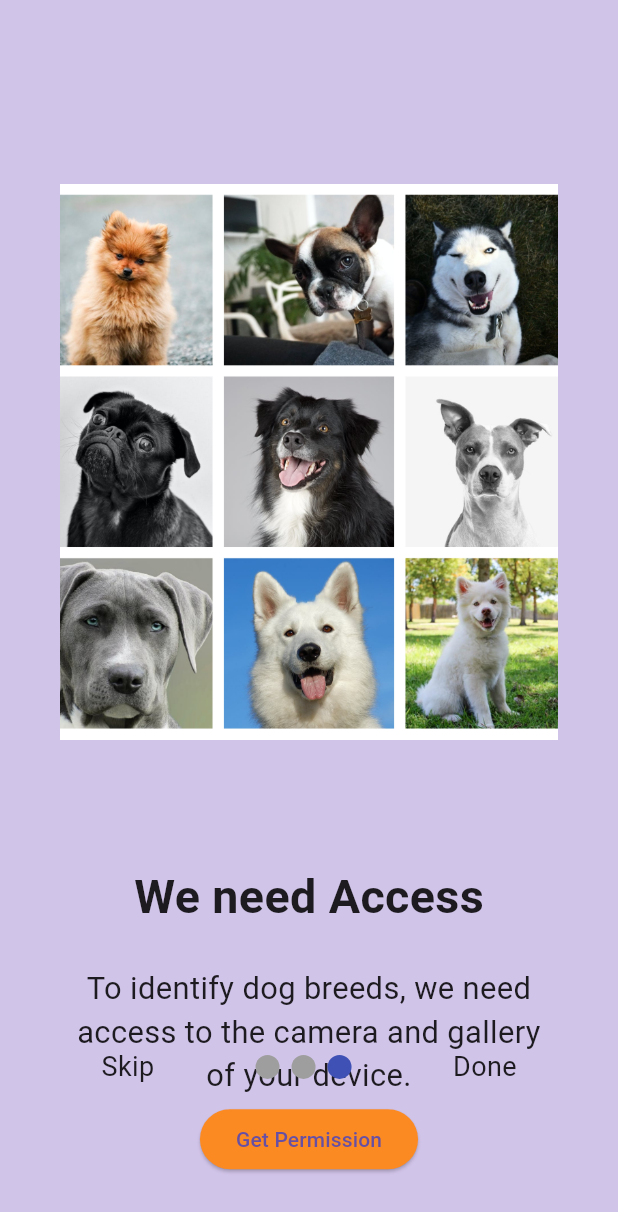
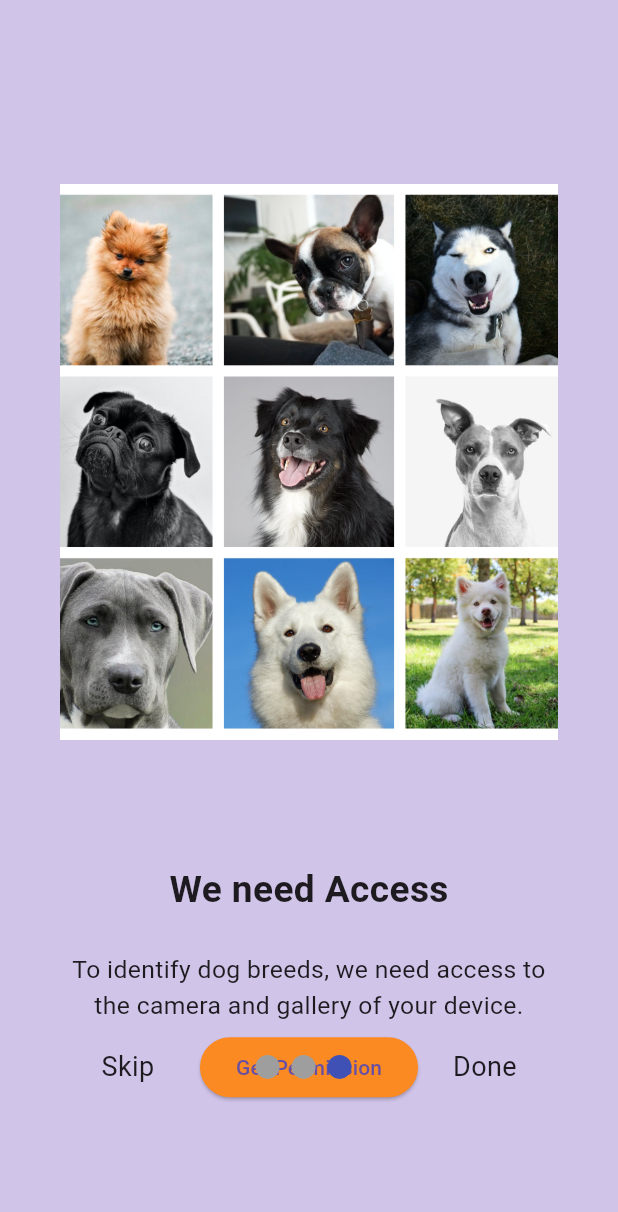
Before and after one commit to thisiskritartha/Dog-Breed-Classification, a Flutter app: the screen it shows after launch, after a tap on "Skip", on a phone screen of 412 x 824 dp. Shown: the top 1212 px of the screen. Run offline on Flutter 3.47's test engine with Material 3 defaults, Android fonts, the light colour scheme and no system bars; drawn by our look-alikes of smooth_page_indicator; our stand-ins replace camera, font_awesome_flutter, get, google_nav_bar, image_picker, permission_handler and 1 more; missing offline and left inert: flutter_tflite.

Commit message:
Minor UI Changes

```diff
--- a/lib/views/intro_screens/intro_page1.dart
+++ b/lib/views/intro_screens/intro_page1.dart
@@ -1,6 +1,6 @@
+import 'package:dog_breed_classification/extension/app_color.dart';
 import 'package:dog_breed_classification/extension/extension.dart';
 import 'package:flutter/material.dart';
-import 'package:dog_breed_classification/extension/app_color.dart';
 
 class IntroPage1 extends StatelessWidget {
   const IntroPage1({
@@ -30,7 +30,7 @@ class IntroPage1 extends StatelessWidget {
             Text(
               title,
               style: TextStyle(
-                fontSize: 7.55.wp,
+                fontSize: 6.0.wp,
                 fontWeight: FontWeight.bold,
               ),
             ),
@@ -39,7 +39,7 @@ class IntroPage1 extends StatelessWidget {
               description,
               textAlign: TextAlign.center,
               style: TextStyle(
-                fontSize: 5.0.wp,
+                fontSize: 4.0.wp,
               ),
             )
           ],
--- a/lib/views/intro_screens/intro_page2.dart
+++ b/lib/views/intro_screens/intro_page2.dart
@@ -1,7 +1,5 @@
 import 'package:dog_breed_classification/extension/extension.dart';
 import 'package:flutter/material.dart';
-import 'package:camera/camera.dart';
-import 'package:permission_handler/permission_handler.dart';
 
 class IntroPage2 extends StatelessWidget {
   const IntroPage2({
@@ -35,7 +33,7 @@ class IntroPage2 extends StatelessWidget {
               Text(
                 title,
                 style: TextStyle(
-                  fontSize: 7.55.wp,
+                  fontSize: 6.0.wp,
                   fontWeight: FontWeight.bold,
                 ),
               ),
@@ -44,7 +42,7 @@ class IntroPage2 extends StatelessWidget {
                 description,
                 textAlign: TextAlign.center,
                 style: TextStyle(
-                  fontSize: 5.0.wp,
+                  fontSize: 4.0.wp,
                 ),
               ),
             ],
--- a/lib/views/intro_screens/intro_page3.dart
+++ b/lib/views/intro_screens/intro_page3.dart
@@ -1,8 +1,8 @@
 import 'package:dog_breed_classification/extension/app_color.dart';
 import 'package:dog_breed_classification/extension/extension.dart';
 import 'package:flutter/material.dart';
+import 'package:get/get.dart';
 import 'package:permission_handler/permission_handler.dart';
-import 'package:get/get.dart';
 
 class IntroPage3 extends StatefulWidget {
   const IntroPage3({Key, key}) : super(key: key);
@@ -73,7 +73,7 @@ class _IntroPage3State extends State<IntroPage3> {
               Text(
                 'We need Access',
                 style: TextStyle(
-                  fontSize: 7.55.wp,
+                  fontSize: 6.0.wp,
                   fontWeight: FontWeight.bold,
                 ),
               ),
@@ -82,7 +82,7 @@ class _IntroPage3State extends State<IntroPage3> {
                 'To identify dog breeds, we need access to the camera and gallery of your device.',
                 textAlign: TextAlign.center,
                 style: TextStyle(
-                  fontSize: 5.0.wp,
+                  fontSize: 4.0.wp,
                 ),
               ),
               SizedBox(height: 1.0.wp),
```
Also changed, not shown: pubspec.lock.
